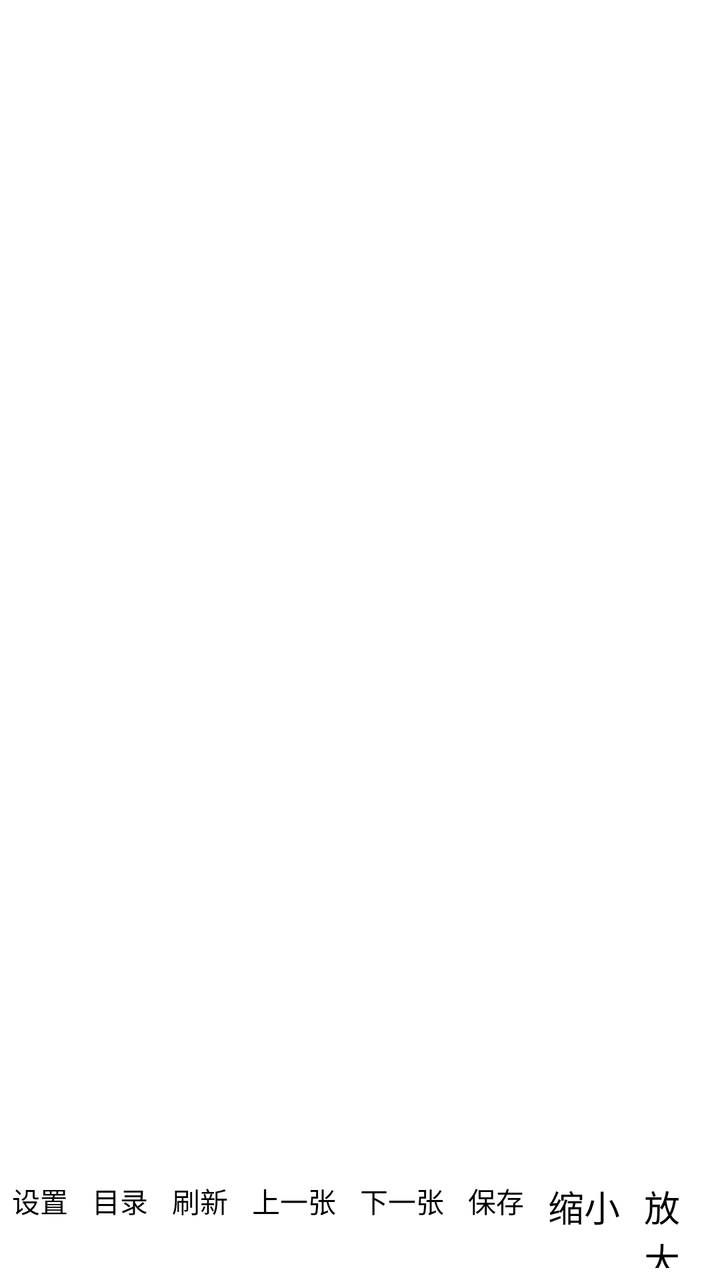
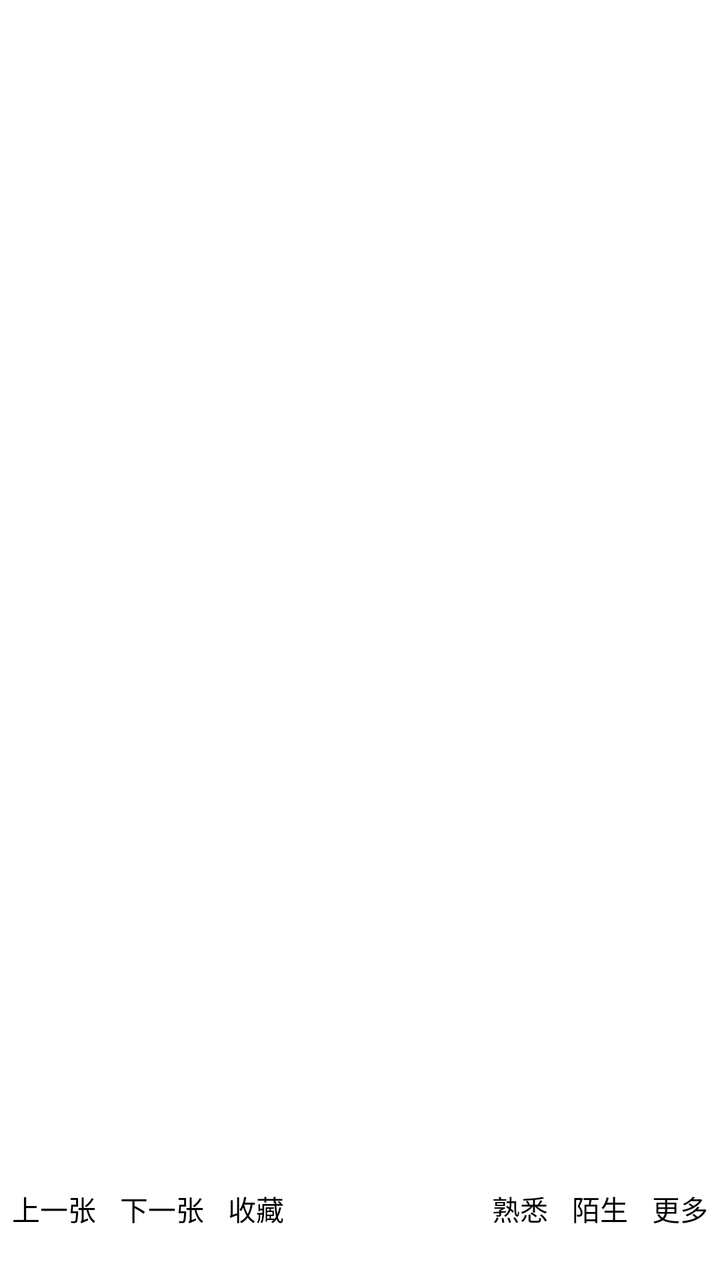

Screens rendered from an Android XML layout before and after an edit, with the pre-edit source and the edit as a unified diff.
<!-- AndroidManifest.xml: activity theme android:Theme.NoTitleBar.Fullscreen -->
<!-- res/layout/activity_image_viewer.xml -->
<?xml version="1.0" encoding="utf-8"?>
<LinearLayout xmlns:android="http://schemas.android.com/apk/res/android"
    android:layout_width="match_parent"
    android:layout_height="match_parent"
    android:orientation="vertical"
    android:background="#FFFFFF">

    <ImageView
        android:id="@+id/iv_image"
        android:layout_width="match_parent"
        android:layout_height="0dp"
        android:layout_weight="1"
        android:scaleType="fitCenter"
        android:adjustViewBounds="true"
        android:layerType="software" />

    
    <LinearLayout
        android:layout_width="match_parent"
        android:layout_height="44dp"
        android:orientation="horizontal"
        android:gravity="center_vertical"
        android:layout_marginTop="4dp"
        android:layout_marginBottom="6dp">

        

        <Button
            android:id="@+id/btn_settings"
            android:layout_width="wrap_content"
            android:layout_height="match_parent"
            android:text="设置"
            android:textSize="14sp"
            android:textColor="#000000"
            android:background="@null"
            android:stateListAnimator="@null"
            android:paddingStart="6dp"
            android:paddingEnd="6dp" />

        <Button
            android:id="@+id/btn_switch_dir"
            android:layout_width="wrap_content"
            android:layout_height="match_parent"
            android:text="目录"
            android:textSize="14sp"
            android:textColor="#000000"
            android:background="@null"
            android:stateListAnimator="@null"
            android:paddingStart="6dp"
            android:paddingEnd="6dp" />
        <LinearLayout
            android:layout_width="wrap_content"
            android:layout_height="match_parent"
            android:orientation="horizontal"
            android:gravity="center_vertical">

            <Button
                android:id="@+id/btn_reload"
                android:layout_width="wrap_content"
                android:layout_height="match_parent"
                android:text="刷新"
                android:textSize="14sp"
                android:textColor="#000000"
                android:background="@null"
                android:stateListAnimator="@null"
                android:paddingStart="6dp"
                android:paddingEnd="6dp" />

            <Button
                android:id="@+id/btn_prev"
                android:layout_width="wrap_content"
                android:layout_height="match_parent"
                android:text="上一张"
                android:textSize="14sp"
                android:textColor="#000000"
                android:background="@null"
                android:stateListAnimator="@null"
                android:paddingStart="6dp"
                android:paddingEnd="6dp" />

            <Button
                android:id="@+id/btn_next"
                android:layout_width="wrap_content"
                android:layout_height="match_parent"
                android:text="下一张"
                android:textSize="14sp"
                android:textColor="#000000"
                android:background="@null"
                android:stateListAnimator="@null"
                android:paddingStart="6dp"
                android:paddingEnd="6dp" />

            <Button
                android:id="@+id/btn_save"
                android:layout_width="wrap_content"
                android:layout_height="match_parent"
                android:text="保存"
                android:textSize="14sp"
                android:textColor="#000000"
                android:background="@null"
                android:stateListAnimator="@null"
                android:paddingStart="6dp"
                android:paddingEnd="6dp" />


            
            <Button
                android:id="@+id/btn_zoom_out"
                android:layout_width="wrap_content"
                android:layout_height="match_parent"
                android:text="缩小"
                android:textSize="18sp"
                android:textColor="#000000"
                android:background="@null"
                android:stateListAnimator="@null"
                android:paddingStart="6dp"
                android:paddingEnd="6dp" />

            
            <Button
                android:id="@+id/btn_zoom_in"
                android:layout_width="wrap_content"
                android:layout_height="match_parent"
                android:text="放大"
                android:textSize="18sp"
                android:textColor="#000000"
                android:background="@null"
                android:stateListAnimator="@null"
                android:paddingStart="6dp"
                android:paddingEnd="6dp" />

            
            <Button
                android:id="@+id/btn_back"
                android:layout_width="wrap_content"
                android:layout_height="match_parent"
                android:text="返回"
                android:textSize="14sp"
                android:textColor="#000000"
                android:background="@null"
                android:stateListAnimator="@null"
                android:paddingStart="6dp"
                android:paddingEnd="6dp" />

        </LinearLayout>

        
        <LinearLayout
            android:id="@+id/layout_number_buttons"
            android:layout_width="0dp"
            android:layout_height="match_parent"
            android:layout_weight="1"
            android:gravity="center"
            android:orientation="horizontal" />

        
        <LinearLayout
            android:layout_width="wrap_content"
            android:layout_height="match_parent"
            android:orientation="horizontal"
            android:gravity="center_vertical">

            <Button
                android:id="@+id/btn_familiar"
                android:layout_width="wrap_content"
                android:layout_height="match_parent"
                android:text="熟悉"
                android:textSize="14sp"
                android:textColor="#000000"
                android:background="@null"
                android:stateListAnimator="@null"
                android:paddingStart="6dp"
                android:paddingEnd="6dp" />

            <Button
                android:id="@+id/btn_strange"
                android:layout_width="wrap_content"
                android:layout_height="match_parent"
                android:text="陌生"
                android:textSize="14sp"
                android:textColor="#000000"
                android:background="@null"
                android:stateListAnimator="@null"
                android:paddingStart="6dp"
                android:paddingEnd="6dp" />
        </LinearLayout>

    </LinearLayout>

</LinearLayout>
<!-- resources referenced by this layout -->
<resources>

</resources>

<!-- the commit's change to res/layout/activity_image_viewer.xml (unified diff, before → after) -->
@@ -16,133 +16,50 @@
 
     
     <LinearLayout
+        android:id="@+id/main_button_bar"
         android:layout_width="match_parent"
         android:layout_height="44dp"
         android:orientation="horizontal"
         android:gravity="center_vertical"
         android:layout_marginTop="4dp"
-        android:layout_marginBottom="6dp">
+        android:layout_marginBottom="2dp">
 
         
-
-        <Button
-            android:id="@+id/btn_settings"
-            android:layout_width="wrap_content"
-            android:layout_height="match_parent"
-            android:text="设置"
-            android:textSize="14sp"
-            android:textColor="#000000"
-            android:background="@null"
-            android:stateListAnimator="@null"
-            android:paddingStart="6dp"
-            android:paddingEnd="6dp" />
-
-        <Button
-            android:id="@+id/btn_switch_dir"
-            android:layout_width="wrap_content"
-            android:layout_height="match_parent"
-            android:text="目录"
-            android:textSize="14sp"
-            android:textColor="#000000"
-            android:background="@null"
-            android:stateListAnimator="@null"
-            android:paddingStart="6dp"
-            android:paddingEnd="6dp" />
-        <LinearLayout
-            android:layout_width="wrap_content"
-            android:layout_height="match_parent"
-            android:orientation="horizontal"
-            android:gravity="center_vertical">
-
-            <Button
-                android:id="@+id/btn_reload"
-                android:layout_width="wrap_content"
-                android:layout_height="match_parent"
-                android:text="刷新"
-                android:textSize="14sp"
-                android:textColor="#000000"
-                android:background="@null"
-                android:stateListAnimator="@null"
-                android:paddingStart="6dp"
-                android:paddingEnd="6dp" />
-
-            <Button
-                android:id="@+id/btn_prev"
-                android:layout_width="wrap_content"
-                android:layout_height="match_parent"
-                android:text="上一张"
-                android:textSize="14sp"
-                android:textColor="#000000"
-                android:background="@null"
-                android:stateListAnimator="@null"
-                android:paddingStart="6dp"
-                android:paddingEnd="6dp" />
-
-            <Button
-                android:id="@+id/btn_next"
-                android:layout_width="wrap_content"
-                android:layout_height="match_parent"
-                android:text="下一张"
-                android:textSize="14sp"
-                android:textColor="#000000"
-                android:background="@null"
-                android:stateListAnimator="@null"
-                android:paddingStart="6dp"
-                android:paddingEnd="6dp" />
-
-            <Button
-                android:id="@+id/btn_save"
-                android:layout_width="wrap_content"
-                android:layout_height="match_parent"
-                android:text="保存"
-                android:textSize="14sp"
-                android:textColor="#000000"
-                android:background="@null"
-                android:stateListAnimator="@null"
-                android:paddingStart="6dp"
-                android:paddingEnd="6dp" />
-
-
-            
-            <Button
-                android:id="@+id/btn_zoom_out"
-                android:layout_width="wrap_content"
-                android:layout_height="match_parent"
-                android:text="缩小"
-                android:textSize="18sp"
-                android:textColor="#000000"
-                android:background="@null"
-                android:stateListAnimator="@null"
-                android:paddingStart="6dp"
-                android:paddingEnd="6dp" />
-
-            
-            <Button
-                android:id="@+id/btn_zoom_in"
-                android:layout_width="wrap_content"
-                android:layout_height="match_parent"
-                android:text="放大"
-                android:textSize="18sp"
-                android:textColor="#000000"
-                android:background="@null"
-                android:stateListAnimator="@null"
-                android:paddingStart="6dp"
-                android:paddingEnd="6dp" />
-
-            
-            <Button
-                android:id="@+id/btn_back"
-                android:layout_width="wrap_content"
-                android:layout_height="match_parent"
-                android:text="返回"
-                android:textSize="14sp"
-                android:textColor="#000000"
-                android:background="@null"
-                android:stateListAnimator="@null"
-                android:paddingStart="6dp"
-                android:paddingEnd="6dp" />
-
-        </LinearLayout>
+        <Button
+            android:id="@+id/btn_prev"
+            android:layout_width="wrap_content"
+            android:layout_height="match_parent"
+            android:text="上一张"
+            android:textSize="14sp"
+            android:textColor="#000000"
+            android:background="@null"
+            android:stateListAnimator="@null"
+            android:paddingStart="6dp"
+            android:paddingEnd="6dp" />
+
+        <Button
+            android:id="@+id/btn_next"
+            android:layout_width="wrap_content"
+            android:layout_height="match_parent"
+            android:text="下一张"
+            android:textSize="14sp"
+            android:textColor="#000000"
+            android:background="@null"
+            android:stateListAnimator="@null"
+            android:paddingStart="6dp"
+            android:paddingEnd="6dp" />
+
+        <Button
+            android:id="@+id/btn_favorite"
+            android:layout_width="wrap_content"
+            android:layout_height="match_parent"
+            android:text="收藏"
+            android:textSize="14sp"
+            android:textColor="#000000"
+            android:background="@null"
+            android:stateListAnimator="@null"
+            android:paddingStart="6dp"
+            android:paddingEnd="6dp" />
 
         
         <LinearLayout
@@ -154,37 +71,138 @@
             android:orientation="horizontal" />
 
         
-        <LinearLayout
-            android:layout_width="wrap_content"
-            android:layout_height="match_parent"
-            android:orientation="horizontal"
-            android:gravity="center_vertical">
-
-            <Button
-                android:id="@+id/btn_familiar"
-                android:layout_width="wrap_content"
-                android:layout_height="match_parent"
-                android:text="熟悉"
-                android:textSize="14sp"
-                android:textColor="#000000"
-                android:background="@null"
-                android:stateListAnimator="@null"
-                android:paddingStart="6dp"
-                android:paddingEnd="6dp" />
-
-            <Button
-                android:id="@+id/btn_strange"
-                android:layout_width="wrap_content"
-                android:layout_height="match_parent"
-                android:text="陌生"
-                android:textSize="14sp"
-                android:textColor="#000000"
-                android:background="@null"
-                android:stateListAnimator="@null"
-                android:paddingStart="6dp"
-                android:paddingEnd="6dp" />
-        </LinearLayout>
+        <Button
+            android:id="@+id/btn_familiar"
+            android:layout_width="wrap_content"
+            android:layout_height="match_parent"
+            android:text="熟悉"
+            android:textSize="14sp"
+            android:textColor="#000000"
+            android:background="@null"
+            android:stateListAnimator="@null"
+            android:paddingStart="6dp"
+            android:paddingEnd="6dp" />
+
+        <Button
+            android:id="@+id/btn_strange"
+            android:layout_width="wrap_content"
+            android:layout_height="match_parent"
+            android:text="陌生"
+            android:textSize="14sp"
+            android:textColor="#000000"
+            android:background="@null"
+            android:stateListAnimator="@null"
+            android:paddingStart="6dp"
+            android:paddingEnd="6dp" />
+
+        <Button
+            android:id="@+id/btn_more"
+            android:layout_width="wrap_content"
+            android:layout_height="match_parent"
+            android:text="更多"
+            android:textSize="14sp"
+            android:textColor="#000000"
+            android:background="@null"
+            android:stateListAnimator="@null"
+            android:paddingStart="6dp"
+            android:paddingEnd="6dp" />
 
     </LinearLayout>
 
+    
+    <LinearLayout
+        android:id="@+id/extra_button_bar"
+        android:layout_width="match_parent"
+        android:layout_height="44dp"
+        android:orientation="horizontal"
+        android:gravity="center_vertical"
+        android:visibility="gone"
+        android:layout_marginBottom="6dp">
+
+        <Button
+            android:id="@+id/btn_settings"
+            android:layout_width="wrap_content"
+            android:layout_height="match_parent"
+            android:text="设置"
+            android:textSize="14sp"
+            android:textColor="#000000"
+            android:background="@null"
+            android:stateListAnimator="@null"
+            android:paddingStart="6dp"
+            android:paddingEnd="6dp" />
+
+        <Button
+            android:id="@+id/btn_switch_dir"
+            android:layout_width="wrap_content"
+            android:layout_height="match_parent"
+            android:text="目录"
+            android:textSize="14sp"
+            android:textColor="#000000"
+            android:background="@null"
+            android:stateListAnimator="@null"
+            android:paddingStart="6dp"
+            android:paddingEnd="6dp" />
+
+        <Button
+            android:id="@+id/btn_reload"
+            android:layout_width="wrap_content"
+            android:layout_height="match_parent"
+            android:text="刷新"
+            android:textSize="14sp"
+            android:textColor="#000000"
+            android:background="@null"
+            android:stateListAnimator="@null"
+            android:paddingStart="6dp"
+            android:paddingEnd="6dp" />
+
+        <Button
+            android:id="@+id/btn_save"
+            android:layout_width="wrap_content"
+            android:layout_height="match_parent"
+            android:text="保存"
+            android:textSize="14sp"
+            android:textColor="#000000"
+            android:background="@null"
+            android:stateListAnimator="@null"
+            android:paddingStart="6dp"
+            android:paddingEnd="6dp" />
+
+        <Button
+            android:id="@+id/btn_zoom_out"
+            android:layout_width="wrap_content"
+            android:layout_height="match_parent"
+            android:text="缩小"
+            android:textSize="14sp"
+            android:textColor="#000000"
+            android:background="@null"
+            android:stateListAnimator="@null"
+            android:paddingStart="6dp"
+            android:paddingEnd="6dp" />
+
+        <Button
+            android:id="@+id/btn_zoom_in"
+            android:layout_width="wrap_content"
+            android:layout_height="match_parent"
+            android:text="放大"
+            android:textSize="14sp"
+            android:textColor="#000000"
+            android:background="@null"
+            android:stateListAnimator="@null"
+            android:paddingStart="6dp"
+            android:paddingEnd="6dp" />
+
+        <Button
+            android:id="@+id/btn_back"
+            android:layout_width="wrap_content"
+            android:layout_height="match_parent"
+            android:text="返回"
+            android:textSize="14sp"
+            android:textColor="#000000"
+            android:background="@null"
+            android:stateListAnimator="@null"
+            android:paddingStart="6dp"
+            android:paddingEnd="6dp" />
+
+    </LinearLayout>
+
 </LinearLayout>
